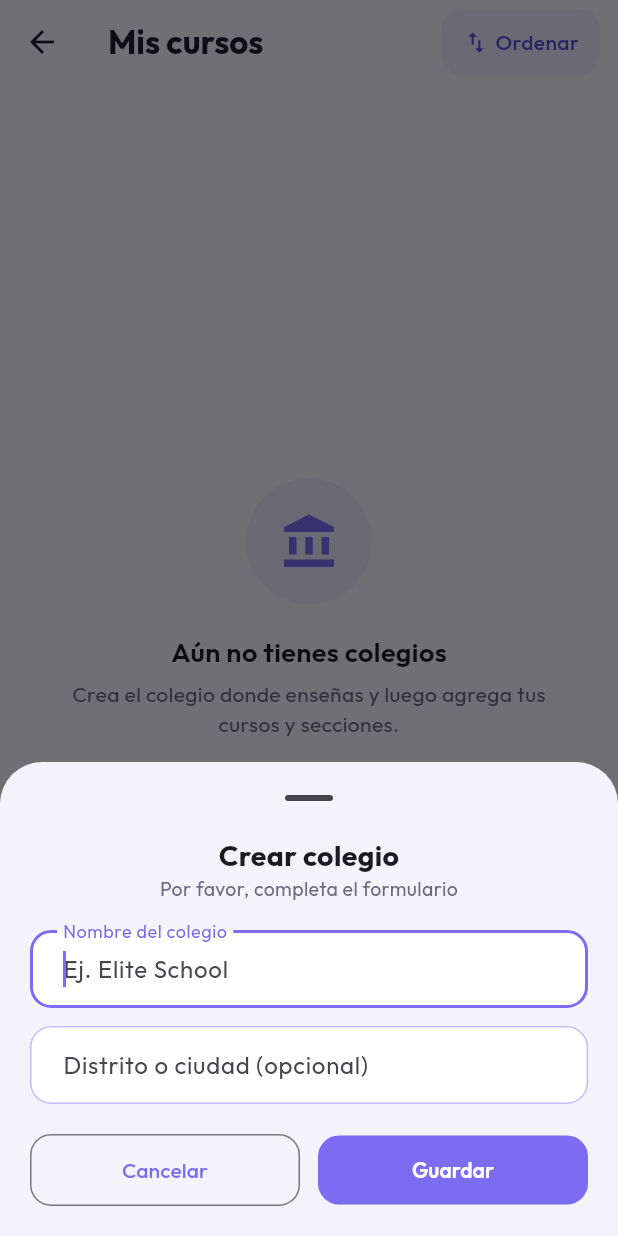
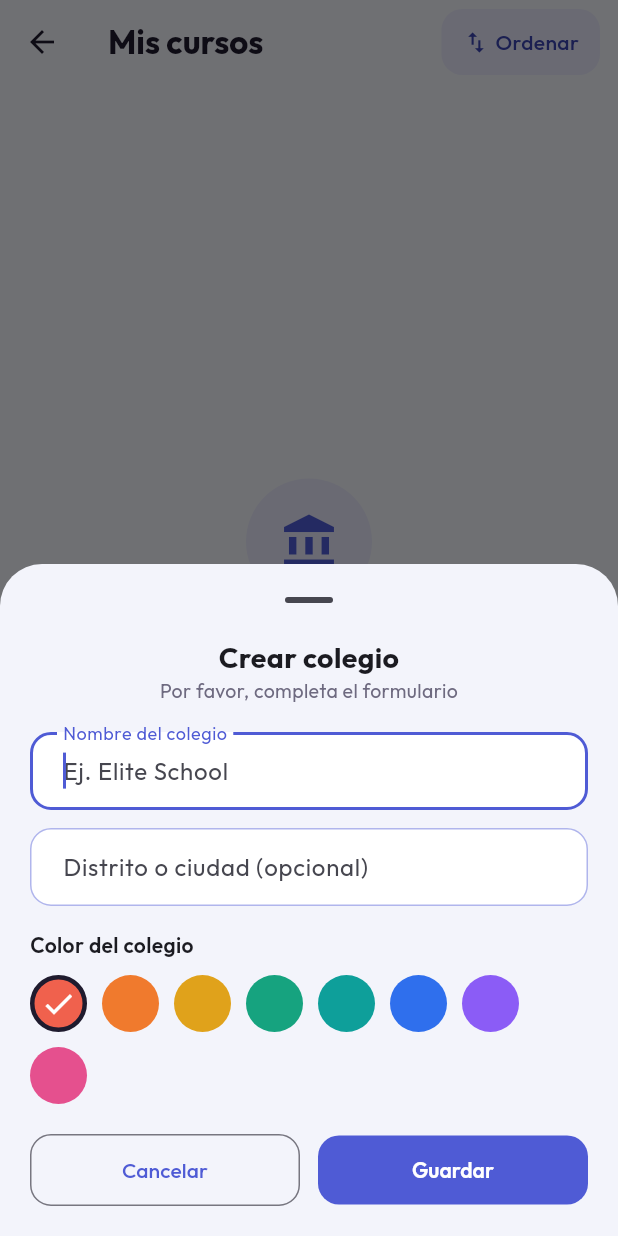
Before and after one commit to modocachimbo/kipu-docente, a Flutter app: the MisCursos screen opened directly, after a tap on "Crear colegio", on a phone screen of 412 x 824 dp. Run offline on Flutter 3.47's test engine with Material 3 defaults, Android fonts, the phone set to English and light mode, and no system bars; our stand-ins replace drift, drift_flutter, flutter_svg; accounts and stored records are empty; generated files the repository leaves out were written again.

Commit message:
Color propio por colegio, Índigo como color general y pestañas de colegios ocultas hasta deslizar
Co-Authored-By: Claude Opus 5.5 <noreply@anthropic.com>
Claude-Session: https://claude.ai/code/session_01C2QxWM1JnEXWgb4UAFoegT

```diff
--- a/lib/screens/asistencia.dart
+++ b/lib/screens/asistencia.dart
@@ -4,6 +4,7 @@ import 'package:intl/intl.dart';
 import '../data/database.dart';
 import '../main.dart';
 import '../theme.dart';
+import 'cursos.dart' show colorColegio;
 
 class EstadoAsistencia {
   final String codigo;
@@ -93,7 +94,10 @@ class _AsistenciaState extends State<Asistencia> {
                             ),
                             selected: c.curso.id == actual.curso.id,
                             showCheckmark: false,
-                            selectedColor: KipuColores.morado,
+                            selectedColor: colorColegio(
+                              colegios.values.toList(),
+                              c.colegio.id,
+                            ),
                             labelStyle: TextStyle(
                               color: c.curso.id == actual.curso.id
                                   ? Colors.white
--- a/lib/screens/cursos.dart
+++ b/lib/screens/cursos.dart
@@ -50,13 +50,38 @@ class _MisCursosState extends State<MisCursos> {
 
   void _cerrarMenu() => setState(() => _menuAbierto = false);
 
+  /// Las pestañas de colegios quedan ocultas arriba; se ven al deslizar hacia abajo.
+  static const _altoPestanas = 60.0;
+  final _scroll = ScrollController(initialScrollOffset: _altoPestanas);
+
+  void _mostrarPestanas() => _scroll.animateTo(
+    0,
+    duration: const Duration(milliseconds: 300),
+    curve: Curves.easeOut,
+  );
+
+  void _ocultarPestanas() {
+    if (_scroll.hasClients && _scroll.offset < _altoPestanas) {
+      _scroll.animateTo(
+        _altoPestanas,
+        duration: const Duration(milliseconds: 300),
+        curve: Curves.easeOut,
+      );
+    }
+  }
+
+  @override
+  void dispose() {
+    _scroll.dispose();
+    super.dispose();
+  }
+
   @override
   Widget build(BuildContext context) {
     return Scaffold(
       appBar: AppBar(
         title: const Text('Mis cursos'),
         actions: [
-          if (MediaQuery.sizeOf(context).width < 700)
           StreamBuilder<String?>(
             stream: db.verAjuste('orden_cursos'),
             builder: (context, snap) => Padding(
@@ -126,9 +151,10 @@ class _MisCursosState extends State<MisCursos> {
                                   .where((c) => c.colegio.id == activo.id)
                                   .toList();
                               final orden = snapOrd.data ?? 'grado';
-                              final ancho =
-                                  MediaQuery.sizeOf(context).width >= 700;
-                              return ListView(
+                              final color = colorColegio(colegios, activo.id);
+                              return LayoutBuilder(
+                                builder: (context, caja) => ListView(
+                                  controller: _scroll,
                                   padding: const EdgeInsets.fromLTRB(
                                     20,
                                     4,
@@ -136,23 +162,28 @@ class _MisCursosState extends State<MisCursos> {
                                     110,
                                   ),
                                   children: [
-                                  Row(
-                                    children: [
-                                      Expanded(
+                                    SizedBox(
+                                      height: 44,
                                       child: _PestanasColegios(
                                         colegios: colegios,
                                         activo: activo,
-                                        ),
-                                      ),
-                                      if (ancho) ...[
-                                        const SizedBox(width: 12),
-                                        _BotonOrdenar(orden: orden),
-                                      ],
-                                    ],
+                                        onElegido: _ocultarPestanas,
+                                      ),
                                     ),
                                     const SizedBox(height: 16),
+                                    // Siempre hay espacio para esconder las pestañas.
+                                    ConstrainedBox(
+                                      constraints: BoxConstraints(
+                                        minHeight: caja.maxHeight - 114,
+                                      ),
+                                      child: Column(
+                                        crossAxisAlignment:
+                                            CrossAxisAlignment.stretch,
+                                        children: [
                                           AnimatedSize(
-                                    duration: const Duration(milliseconds: 200),
+                                            duration: const Duration(
+                                              milliseconds: 200,
+                                            ),
                                             child: _editando
                                                 ? _AvisoEdicion(
                                                     onListo: () => setState(
@@ -165,7 +196,10 @@ class _MisCursosState extends State<MisCursos> {
                                           ),
                                           _BannerColegio(
                                             colegio: activo,
-                                    color: colorColegio(colegios, activo.id),
+                                            color: color,
+                                            onCambiar: colegios.length > 1
+                                                ? _mostrarPestanas
+                                                : null,
                                             cursos: cursos,
                                             indicadores: snapInd.data ?? {},
                                           ),
@@ -174,7 +208,7 @@ class _MisCursosState extends State<MisCursos> {
                                             cursos: cursos,
                                             indicadores: snapInd.data ?? {},
                                             orden: orden,
-                                    color: colorColegio(colegios, activo.id),
+                                            color: color,
                                             editando: _editando,
                                             onAgregar: () => crearCurso(
                                               context,
@@ -182,6 +216,10 @@ class _MisCursosState extends State<MisCursos> {
                                             ),
                                           ),
                                         ],
+                                      ),
+                                    ),
+                                  ],
+                                ),
                               );
                             },
                           ),
@@ -415,17 +453,22 @@ class _Vacio extends StatelessWidget {
   }
 }
 
-/// Colores para distinguir colegios; el primero sigue al color de la app.
-List<Color> get coloresColegio => [
-  KipuColores.morado,
-  const Color(0xFF3D7BF0),
-  const Color(0xFF16A37F),
-  const Color(0xFFF07A2D),
-  const Color(0xFFE5508E),
+/// Colores que el docente puede elegir para cada colegio.
+const coloresColegio = [
+  Color(0xFFF0614D), // coral
+  Color(0xFFF07A2D), // naranja
+  Color(0xFFE0A21B), // ámbar
+  Color(0xFF16A37F), // verde
+  Color(0xFF0E9F9A), // turquesa
+  Color(0xFF2F6FED), // azul
+  Color(0xFF8B5CF6), // morado
+  Color(0xFFE5508E), // rosa
 ];
 
-/// Color fijo de un colegio según el orden en que se creó.
+/// Color del colegio: el que eligió el docente o uno según el orden de creación.
 Color colorColegio(List<Colegio> colegios, int id) {
+  final elegido = colegios.where((c) => c.id == id).firstOrNull?.color;
+  if (elegido != null) return Color(elegido);
   final ids = colegios.map((c) => c.id).toList()..sort();
   final i = ids.indexOf(id);
   return coloresColegio[(i < 0 ? 0 : i) % coloresColegio.length];
@@ -441,7 +484,12 @@ Colegio colegioActivo(List<Colegio> colegios, String? guardado) =>
 class _PestanasColegios extends StatelessWidget {
   final List<Colegio> colegios;
   final Colegio activo;
-  const _PestanasColegios({required this.colegios, required this.activo});
+  final VoidCallback onElegido;
+  const _PestanasColegios({
+    required this.colegios,
+    required this.activo,
+    required this.onElegido,
+  });
 
   @override
   Widget build(BuildContext context) {
@@ -463,8 +511,10 @@ class _PestanasColegios extends StatelessWidget {
                     color: colorColegio(colegios, c.id),
                     cantidad: cursos.where((x) => x.colegio.id == c.id).length,
                     elegida: c.id == activo.id,
-                    onTap: () =>
-                        db.guardarAjuste('colegio_activo', c.id.toString()),
+                    onTap: () {
+                      db.guardarAjuste('colegio_activo', c.id.toString());
+                      onElegido();
+                    },
                   ),
                 ),
               Padding(
@@ -655,9 +705,11 @@ class _BannerColegio extends StatelessWidget {
   final Color color;
   final List<CursoConColegio> cursos;
   final Map<int, IndicadoresCurso> indicadores;
+  final VoidCallback? onCambiar;
   const _BannerColegio({
     required this.colegio,
     required this.color,
+    this.onCambiar,
     required this.cursos,
     required this.indicadores,
   });
@@ -692,12 +744,29 @@ class _BannerColegio extends StatelessWidget {
             child: Column(
               crossAxisAlignment: CrossAxisAlignment.start,
               children: [
-                Text(
+                InkWell(
+                  borderRadius: BorderRadius.circular(8),
+                  onTap: onCambiar,
+                  child: Row(
+                    mainAxisSize: MainAxisSize.min,
+                    children: [
+                      Flexible(
+                        child: Text(
                           colegio.nombre,
+                          overflow: TextOverflow.ellipsis,
                           style: const TextStyle(
                             color: Colors.white,
                             fontSize: 22,
                             fontWeight: FontWeight.w700,
+                          ),
+                        ),
+                      ),
+                      if (onCambiar != null)
+                        const Icon(
+                          Icons.keyboard_arrow_down,
+                          color: Colors.white,
+                        ),
+                    ],
                   ),
                 ),
                 if (detalle.isNotEmpty)
@@ -1226,8 +1295,8 @@ class TarjetaCurso extends StatelessWidget {
                   if (proxima != null)
                     _Ficha(
                       '${DateUtils.isSameDay(proxima.dia, ahora) ? 'Hoy' : _dias[proxima.dia.weekday - 1]} ${proxima.bloque.inicio}',
-                      KipuColores.moradoClaro,
-                      KipuColores.moradoOscuro,
+                      tono.withValues(alpha: .14),
+                      tono,
                     ),
                   _Ficha(
                     '${datos.totalEstudiantes} alumnos',
@@ -1382,10 +1451,20 @@ Future<void> crearColegio(BuildContext context) => _formColegio(context);
 Future<void> editarColegio(BuildContext context, Colegio colegio) =>
     _formColegio(context, colegio: colegio);
 
-Future<void> _formColegio(BuildContext context, {Colegio? colegio}) {
+Future<void> _formColegio(BuildContext context, {Colegio? colegio}) async {
   final form = GlobalKey<FormState>();
   final nombre = TextEditingController(text: colegio?.nombre);
   final lugar = TextEditingController(text: colegio?.lugar);
+  final colegios = await db.verColegios().first;
+  // Al crear, se propone el primer color que nadie usa todavía.
+  final usados = colegios.map((c) => colorColegio(colegios, c.id)).toSet();
+  var color = colegio != null
+      ? colorColegio(colegios, colegio.id)
+      : coloresColegio.firstWhere(
+          (c) => !usados.contains(c),
+          orElse: () => coloresColegio.first,
+        );
+  if (!context.mounted) return;
   return _hoja(
     context,
     colegio == null ? 'Crear colegio' : 'Editar colegio',
@@ -1415,6 +1494,43 @@ Future<void> _formColegio(BuildContext context, {Colegio? colegio}) {
                 hintText: 'Ej. Huacho',
               ),
             ),
+            const SizedBox(height: 16),
+            const Text(
+              'Color del colegio',
+              style: TextStyle(fontWeight: FontWeight.w600),
+            ),
+            const SizedBox(height: 10),
+            StatefulBuilder(
+              builder: (ctx, setState) => Wrap(
+                spacing: 10,
+                runSpacing: 10,
+                children: [
+                  for (final c in coloresColegio)
+                    InkWell(
+                      customBorder: const CircleBorder(),
+                      onTap: () => setState(() => color = c),
+                      child: AnimatedContainer(
+                        duration: const Duration(milliseconds: 150),
+                        width: 38,
+                        height: 38,
+                        decoration: BoxDecoration(
+                          color: c,
+                          shape: BoxShape.circle,
+                          border: Border.all(
+                            color: c == color
+                                ? KipuColores.tinta
+                                : Colors.transparent,
+                            width: 3,
+                          ),
+                        ),
+                        child: c == color
+                            ? const Icon(Icons.check, color: Colors.white)
+                            : null,
+                      ),
+                    ),
+                ],
+              ),
+            ),
             const SizedBox(height: 20),
             _Botones(
               onGuardar: () async {
@@ -1423,12 +1539,18 @@ Future<void> _formColegio(BuildContext context, {Colegio? colegio}) {
                     ? null
                     : lugar.text.trim();
                 if (colegio == null) {
-                  await db.crearColegio(nombre.text.trim(), ciudad);
+                  final id = await db.crearColegio(
+                    nombre.text.trim(),
+                    ciudad,
+                    color: color.toARGB32(),
+                  );
+                  await db.guardarAjuste('colegio_activo', id.toString());
                 } else {
                   await db.editarColegio(
                     colegio.id,
                     nombre.text.trim(),
                     ciudad,
+                    color: color.toARGB32(),
                   );
                 }
                 if (ctx.mounted) Navigator.pop(ctx);
--- a/lib/theme.dart
+++ b/lib/theme.dart
@@ -20,6 +20,14 @@ class KipuEstilo {
 }
 
 const estilosKipu = [
+  KipuEstilo(
+    'indigo',
+    'Índigo',
+    Color(0xFF4F5BD5),
+    Color(0xFF3A44B0),
+    Color(0xFFE6E8FB),
+    Color(0xFFF3F4FB),
+  ),
   KipuEstilo(
     'morado',
     'Morado',
```
Also changed, not shown: lib/data/database.dart (+23 -7 lines), lib/data/demo.dart (+8 -4 lines), lib/data/database.g.dart. Lines whose indentation alone changed are shown as unchanged.
